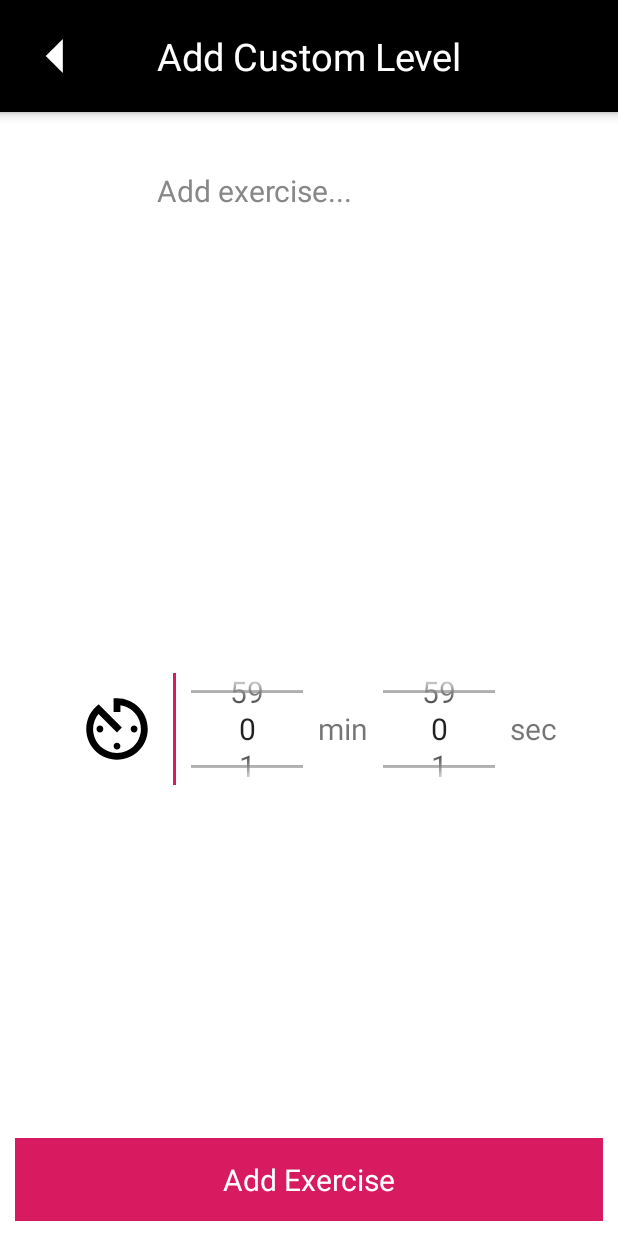
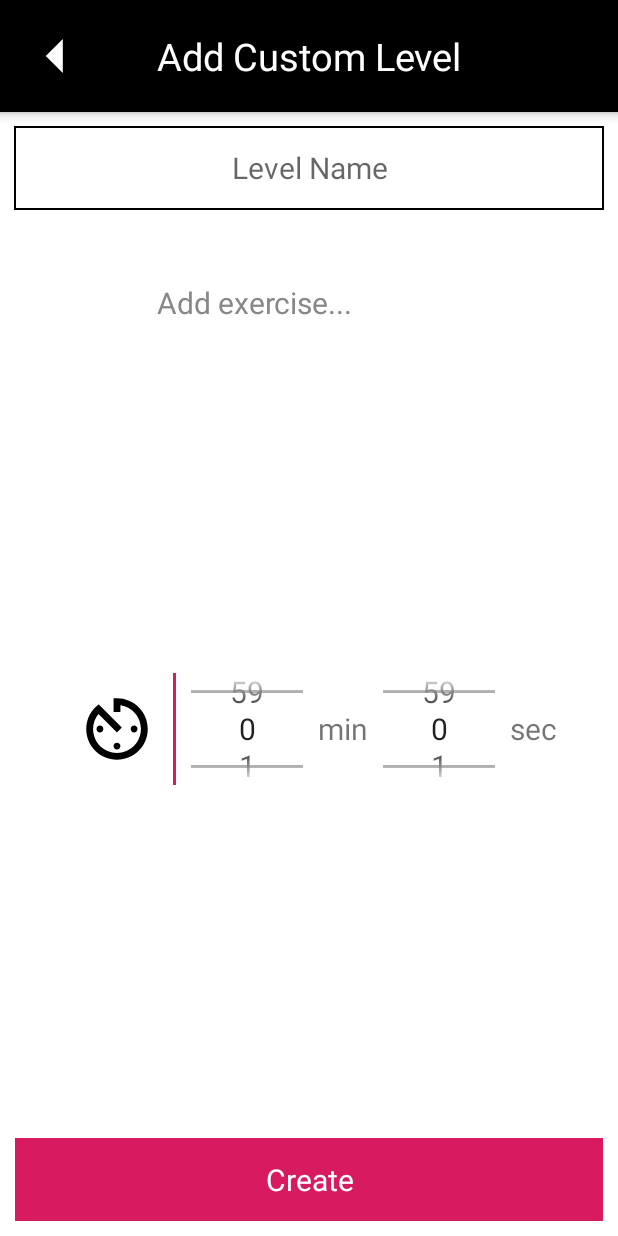
Before and after one commit to wang-danielle/Heart-Rate-Game, an Android app: the fragment CustomLevelTimeSelectionFragment placed in its activity, after a tap on "Add custom level...", on a phone screen of 412 x 824 dp. Run offline under Robolectric (Android 15) with nearby library versions, the light colour scheme and no system bars; our stand-ins replace Firebase (no records; nobody signed in at launch, a user with empty details on screens opened directly), data binding; 3 statements that could not run were skipped; 3 other taps on this screen came first.

Commit message:
Reset level when popping back and add edit text for level name

```diff
--- a/HeartRateGame/mobile/src/main/AndroidManifest.xml
+++ b/HeartRateGame/mobile/src/main/AndroidManifest.xml
@@ -15,6 +15,7 @@
         tools:targetApi="31">
         <activity
             android:name=".MainActivity"
+            android:windowSoftInputMode="adjustNothing"
             android:exported="true">
             <intent-filter>
                 <action android:name="android.intent.action.MAIN" />
--- a/HeartRateGame/mobile/src/main/java/com/example/heartrategame/CustomLevelFragment.kt
+++ b/HeartRateGame/mobile/src/main/java/com/example/heartrategame/CustomLevelFragment.kt
@@ -36,6 +36,7 @@ class CustomLevelFragment : Fragment() {
 
         binding.backButton.setOnClickListener {
             view?.findNavController()?.popBackStack()
+            sharedViewModel.resetLevel()
         }
 
         binding.exerciseRecyclerView.layoutManager = LinearLayoutManager(context, LinearLayoutManager.VERTICAL, false)
--- a/HeartRateGame/mobile/src/main/java/com/example/heartrategame/ExerciseTimeItemAdapter.kt
+++ b/HeartRateGame/mobile/src/main/java/com/example/heartrategame/ExerciseTimeItemAdapter.kt
@@ -14,8 +14,8 @@ import com.example.heartrategame.models.Exercise
 class ExerciseTimeItemAdapter(val context: Context, val exercises: List<Pair<Exercise, Long?>>): RecyclerView.Adapter<ExerciseTimeItemAdapter.ViewHolder>() {
     override fun onCreateViewHolder(parent: ViewGroup, viewType: Int): ViewHolder {
         val itemView = LayoutInflater.from(context).inflate(R.layout.level_row, parent, false)
-        val height = parent.measuredHeight / 7
-        itemView.layoutParams.height = height
+        val height = parent.measuredHeight / 5.6
+        itemView.layoutParams.height = height.toInt()
         return ViewHolder(
             itemView
         )
--- a/HeartRateGame/mobile/src/main/java/com/example/heartrategame/SharedCustomLevelViewModel.kt
+++ b/HeartRateGame/mobile/src/main/java/com/example/heartrategame/SharedCustomLevelViewModel.kt
@@ -11,6 +11,10 @@ class SharedCustomLevelViewModel: ViewModel() {
     val levelData: LiveData<LevelDataClass>
         get() = _levelData
 
+    fun resetLevel() {
+        _levelData.value = LevelDataClass(name = "", totalTime = 0)
+    }
+
     fun addExercise(exercise: Exercise, time: Long) {
         _levelData.value?.exercises?.add(Pair<Exercise, Long>(exercise, time))
     }
--- a/HeartRateGame/mobile/src/main/res/layout/fragment_custom_level.xml
+++ b/HeartRateGame/mobile/src/main/res/layout/fragment_custom_level.xml
@@ -34,11 +34,50 @@
                 android:gravity="center"
                 android:textSize="25sp"/>
         </androidx.constraintlayout.widget.ConstraintLayout>
+        <LinearLayout
+            android:layout_width="match_parent"
+            android:layout_height="0dp"
+            android:layout_weight="1"
+            android:padding="9dp">
+            <LinearLayout
+                android:layout_width="match_parent"
+                android:layout_height="match_parent"
+                android:background="@color/black"
+                android:padding="1dp"
+                android:elevation="5dp">
+                <EditText
+                    android:id="@+id/level_name_edit_text"
+                    android:layout_width="match_parent"
+                    android:layout_height="match_parent"
+                    android:hint="Level Name"
+                    android:background="@color/white"
+                    android:textSize="20sp"
+                    android:gravity="center"
+                    />
+            </LinearLayout>
+        </LinearLayout>
         <androidx.recyclerview.widget.RecyclerView
             android:id="@+id/exercise_recycler_view"
             android:layout_width="match_parent"
             android:layout_height="0dp"
-            android:layout_weight="10"
+            android:layout_weight="8"
             />
+        <LinearLayout
+            android:layout_width="match_parent"
+            android:layout_height="0dp"
+            android:layout_weight="1"
+            android:padding="10dp">
+            <TextView
+                android:id="@+id/create_button"
+                android:layout_width="match_parent"
+                android:layout_height="match_parent"
+                android:background="@color/pink_600"
+                android:text="Create"
+                android:textSize="20sp"
+                android:textColor="@color/white"
+                android:gravity="center"
+                android:elevation="5dp"
+                />
+        </LinearLayout>
     </androidx.appcompat.widget.LinearLayoutCompat>
 </layout>
```
